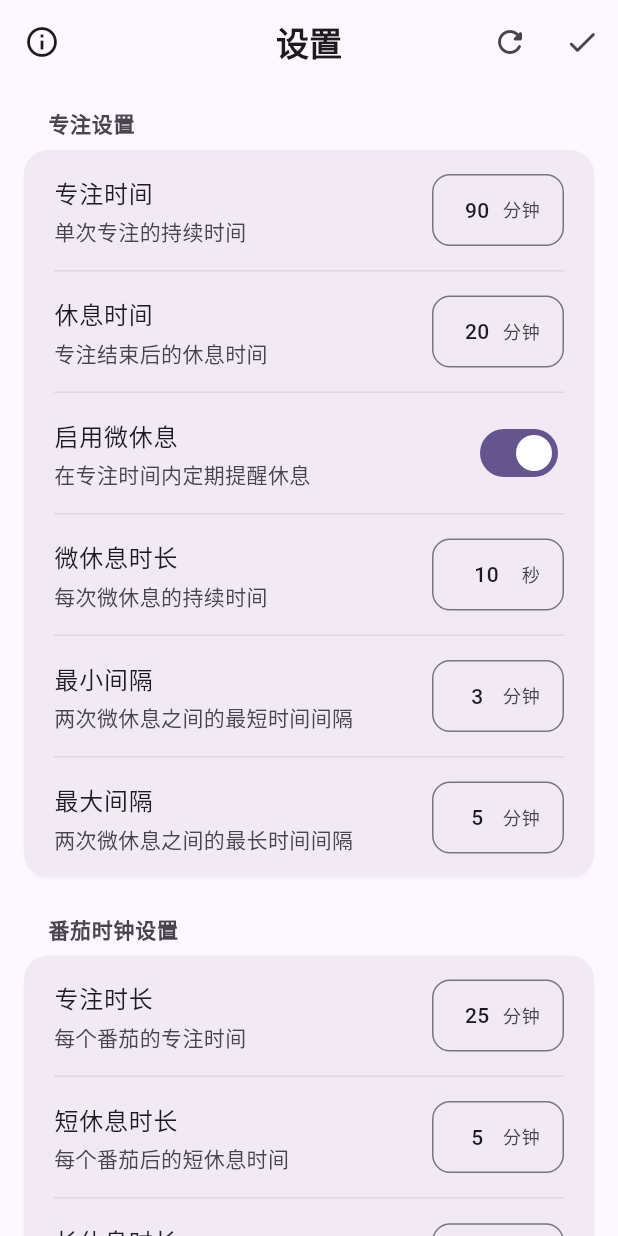
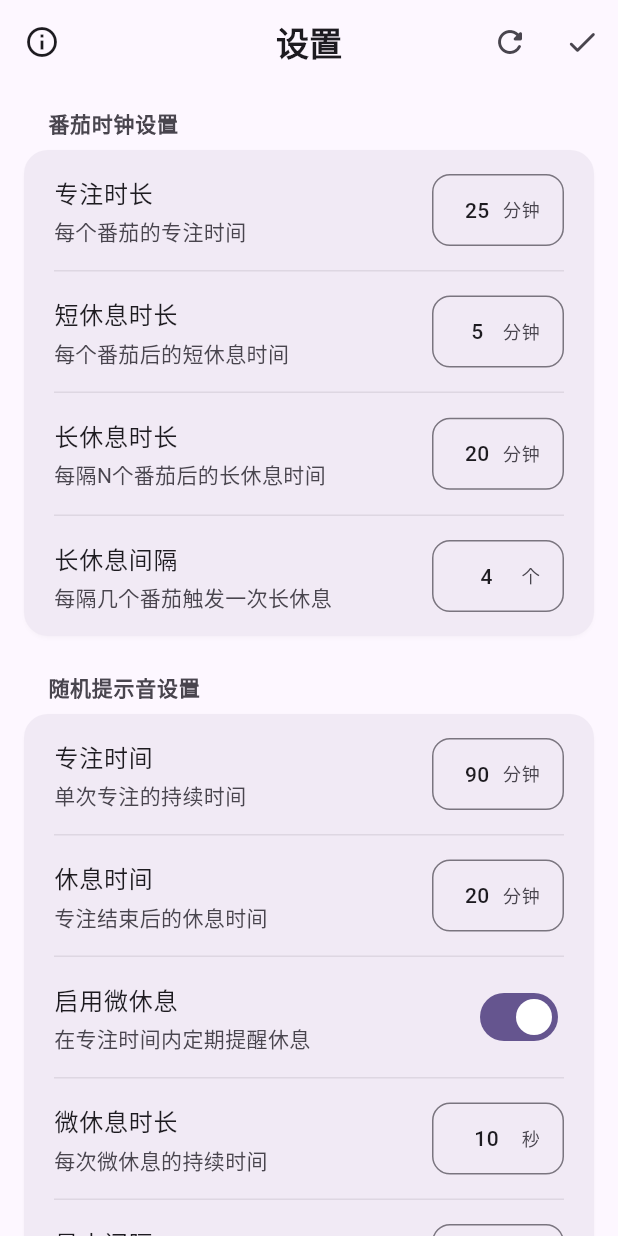
Before and after one commit to Merack/time_machine, a Flutter app: the SettingPage screen opened by its route, on a phone screen of 412 x 824 dp. Run offline on Flutter 3.47's test engine with Material 3 defaults, Android fonts, the phone set to English and light mode, and no system bars; our stand-ins replace audioplayers, device_info_plus, file_picker, flutter_local_notifications, fluttertoast, get and 3 more; missing offline and left inert: flutter_background_service, mmkv; accounts and stored records are empty; statements that could not run were skipped.

Commit message:
UI: adjust setting page ui

```diff
--- a/lib/page/setting/view.dart
+++ b/lib/page/setting/view.dart
@@ -89,9 +89,19 @@ class SettingPage extends StatelessWidget {
           child: ListView(
             padding: const EdgeInsets.symmetric(horizontal: 16.0, vertical: 16.0),
             children: [
-              // 专注设置组
+              // 番茄时钟设置组（始终显示，供用户预先配置）
               SettingSection(
-                title: '专注设置',
+                title: '番茄时钟设置',
+                children: [
+                  PomodoroSettings(controller: controller),
+                ],
+              ),
+
+              const SizedBox(height: 24),
+
+              // 随机提示音设置组
+              SettingSection(
+                title: '随机提示音设置',
                 children: [
                   SettingTile(
                     title: '专注时间',
@@ -131,26 +141,6 @@ class SettingPage extends StatelessWidget {
 
               const SizedBox(height: 24),
 
-              // 微休息设置组
-              // SettingSection(
-              //   title: '微休息设置',
-              //   children: [
-              //     MicroBreakSettings(controller: controller),
-              //   ],
-              // ),
-
-              // const SizedBox(height: 24),
-
-              // 番茄时钟设置组（始终显示，供用户预先配置）
-              SettingSection(
-                title: '番茄时钟设置',
-                children: [
-                  PomodoroSettings(controller: controller),
-                ],
-              ),
-
-              const SizedBox(height: 24),
-
               // 提示音设置入口(进入二级页面)
               SettingSection(
                 title: '提示音',
@@ -180,12 +170,6 @@ class SettingPage extends StatelessWidget {
                   ),
                   const SettingDivider(),
                   SettingTile(
-                    title: '主题模式',
-                    subtitle: '选择应用的外观主题',
-                    trailing: const ThemeSelector(),
-                  ),
-                  const SettingDivider(),
-                  SettingTile(
                     title: '正向计时',
                     subtitle: '计时从0开始递增显示',
                     trailing: Obx(() => SettingSwitch(
@@ -201,6 +185,12 @@ class SettingPage extends StatelessWidget {
                       value: state.isProgressForward.value,
                       onChanged: controller.toggleProgressDirection,
                     )),
+                  ),
+                  const SettingDivider(),
+                  SettingTile(
+                    title: '主题模式',
+                    subtitle: '选择应用的外观主题',
+                    trailing: const ThemeSelector(),
                   ),
                 ],
               ),
```
